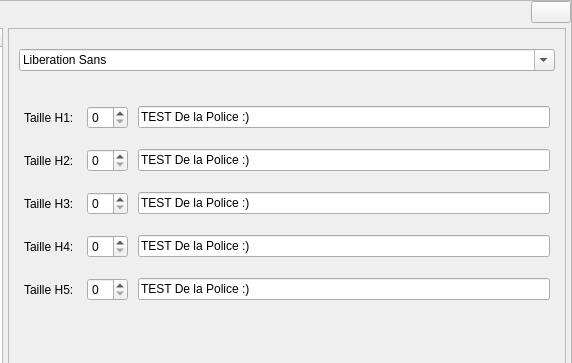
The window that src/gui/dlg.ui (LaM0uette/PySide6_Blank_Project_demo) describes before a commit, drawn with Qt 5; both pictures show x 561 to 1133 and y 0 to 363 of the 1133 by 567 pixel window.
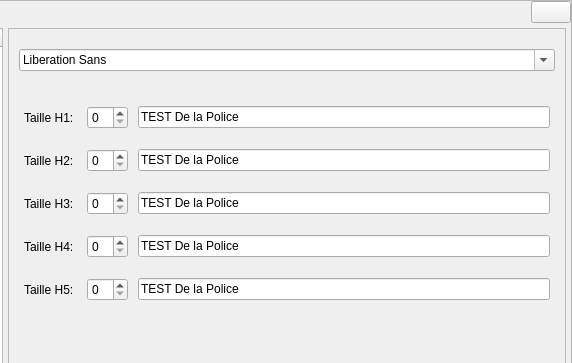
The same window after the commit. The open tabs and pages were chosen to show the change.

Patch:
```diff
--- a/src/gui/dlg.ui
+++ b/src/gui/dlg.ui
@@ -614,7 +614,7 @@
                        <item>
                         <widget class="QLineEdit" name="le_opt_ft_texte_h1">
                          <property name="text">
-                          <string>TEST De la Police :)</string>
+                          <string>TEST De la Police</string>
                          </property>
                         </widget>
                        </item>
@@ -652,7 +652,7 @@
                        <item>
                         <widget class="QLineEdit" name="le_opt_ft_texte_h2">
                          <property name="text">
-                          <string>TEST De la Police :)</string>
+                          <string>TEST De la Police</string>
                          </property>
                         </widget>
                        </item>
@@ -690,7 +690,7 @@
                        <item>
                         <widget class="QLineEdit" name="le_opt_ft_texte_h3">
                          <property name="text">
-                          <string>TEST De la Police :)</string>
+                          <string>TEST De la Police</string>
                          </property>
                         </widget>
                        </item>
@@ -728,7 +728,7 @@
                        <item>
                         <widget class="QLineEdit" name="le_opt_ft_texte_h4">
                          <property name="text">
-                          <string>TEST De la Police :)</string>
+                          <string>TEST De la Police</string>
                          </property>
                         </widget>
                        </item>
@@ -766,7 +766,7 @@
                        <item>
                         <widget class="QLineEdit" name="le_opt_ft_texte_h5">
                          <property name="text">
-                          <string>TEST De la Police :)</string>
+                          <string>TEST De la Police</string>
                          </property>
                         </widget>
                        </item>
```
